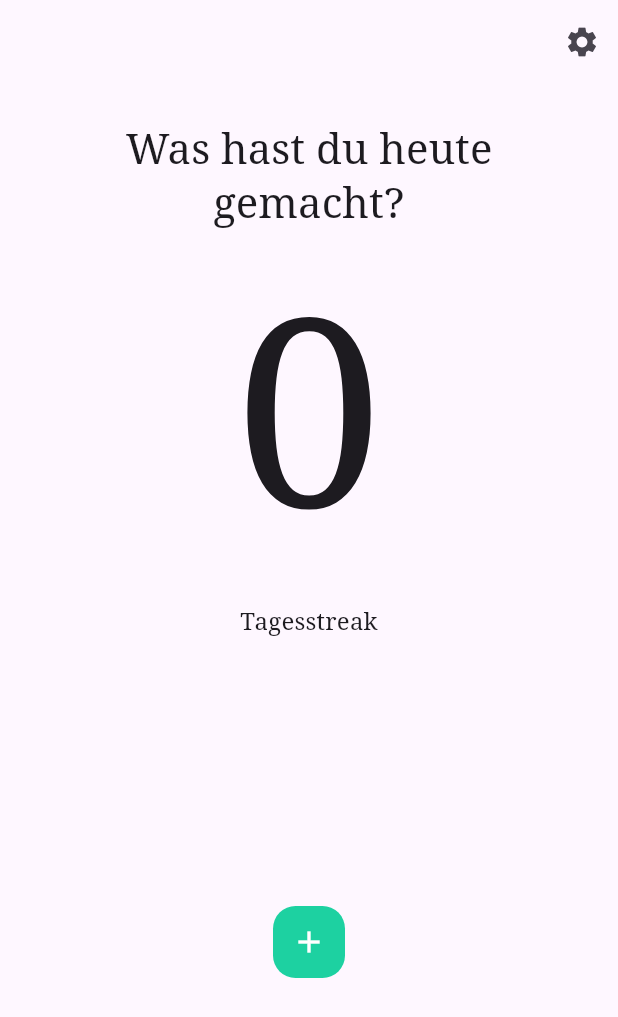
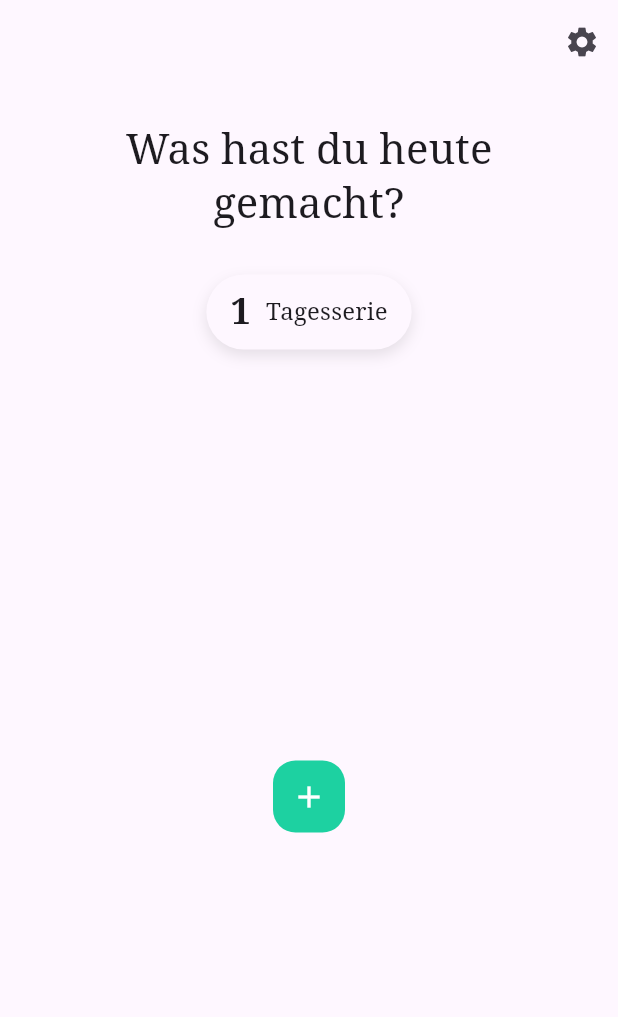
Before and after one commit to Hudlle/Habit-MVP, a Flutter app: the screen it shows after launch, on a phone screen of 412 x 824 dp. Shown: the top 1017 px of the screen. Run offline on Flutter 3.47's test engine with Material 3 defaults, Android fonts, the phone set to English and light mode, and no system bars; our stand-ins replace google_fonts, objectbox, rxdart; generated files the repository leaves out were written again.

Commit message:
feat: reworked daystreak frontend to more appealing small information bubble

```diff
--- a/lib/default_data.dart
+++ b/lib/default_data.dart
@@ -35,7 +35,7 @@ const String logInToSignUpT2 = "Erstelle eins.";
 
 // Home
 const String welcomHeadlineT = "Was hast du heute gemacht?";
-const String daystreakT = "Tagesstreak";
+const String daystreakT = "Tagesserie";
 
 // Habit Close Look
 const String yourGoalTitleT = "Dein Ziel";
--- a/lib/pages/home.dart
+++ b/lib/pages/home.dart
@@ -23,13 +23,22 @@ class _HomeState extends State<Home> {
   void initState() {
     db.updateHabitsStatus();
     DayStreakCounter dayStreakCounter = db.getDayStreakCounter();
-    dayStreakCounter.checkDailyReset();
+    dayStreakCounter.update();
     dayStreakCount = dayStreakCounter.count;
     super.initState();
   }
 
   void updateDayStreakCount() {
     DayStreakCounter dayStreakCounter = db.getDayStreakCounter();
+    setState(() {
+      dayStreakCount = dayStreakCounter.count;
+    });
+  }
+
+  Future<void> _handleRefresh() async {
+    db.updateHabitsStatus();
+    DayStreakCounter dayStreakCounter = db.getDayStreakCounter();
+    dayStreakCounter.update();
     setState(() {
       dayStreakCount = dayStreakCounter.count;
     });
@@ -49,7 +58,9 @@ class _HomeState extends State<Home> {
           )
         ],
       ),
-      body: Container(
+      body: RefreshIndicator(
+        onRefresh: _handleRefresh,
+        child: Container(
           color: Theme.of(context).colorScheme.surface,
           child: Padding(
             padding: EdgeInsets.fromLTRB(homePagePadding[0], homePagePadding[1], homePagePadding[2], homePagePadding[3]),
@@ -61,21 +72,39 @@ class _HomeState extends State<Home> {
                     textType: TextType.headline,
                     centerAlignToggle: true,
                   ),
-                FittedBox(
-                  child: Text(
+                  LargeSpacer(),
+                  Container(
+                    padding: const EdgeInsets.symmetric(horizontal: 16, vertical: 8),
+                    decoration: BoxDecoration(
+                      color: Theme.of(context).colorScheme.surface,
+                      borderRadius: BorderRadius.circular(30),
+                      boxShadow: [
+                        BoxShadow(
+                          color: Colors.black.withOpacity(0.1),
+                          blurRadius: 8,
+                          offset: const Offset(0, 4),
+                        ),
+                      ],
+                    ),
+                    child: Row(
+                      mainAxisSize: MainAxisSize.min,
+                      children: [
+                        Text(
                           dayStreakCount.toString(),
                           style: GoogleFonts.notoSerif(
                             textStyle: const TextStyle(
-                        fontSize: 175,
+                              fontSize: 24,
+                              fontWeight: FontWeight.bold,
                             ),
                           ),
                         ),
-                ),
+                        SizedBox(width: 10),
                         Text(
                           daystreakT,
                           semanticsLabel: daystreakT,
-                  style: GoogleFonts.notoSerif(
-                    textStyle: Theme.of(context).textTheme.titleMedium,
+                          style: Theme.of(context).textTheme.titleMedium
+                        )
+                      ],
                     ),
                   ),
                   const LargeSpacer(),
@@ -85,6 +114,7 @@ class _HomeState extends State<Home> {
                       builder: (context, snapshot) {
                         if (snapshot.data?.isNotEmpty ?? false) {
                           return ListView.builder(
+                            physics: const AlwaysScrollableScrollPhysics(),
                             shrinkWrap: true,
                             itemCount: snapshot.hasData ? snapshot.data!.length + 1 : 1,
                             itemBuilder: (context, index) {
@@ -120,6 +150,7 @@ class _HomeState extends State<Home> {
                     ),
                   ),
                 ],
+              ),
             ),
           ),
         ),
```
Lines whose indentation alone changed are shown as unchanged.
